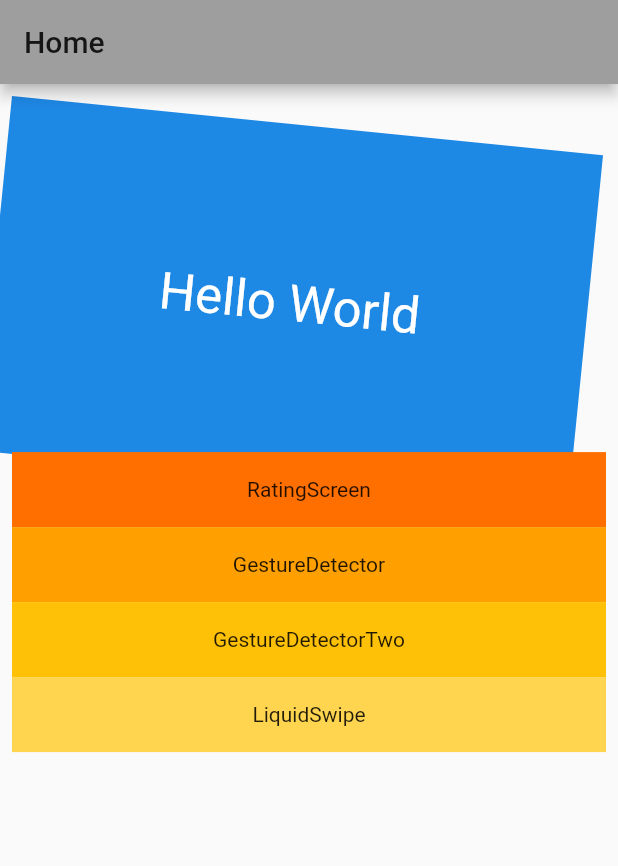
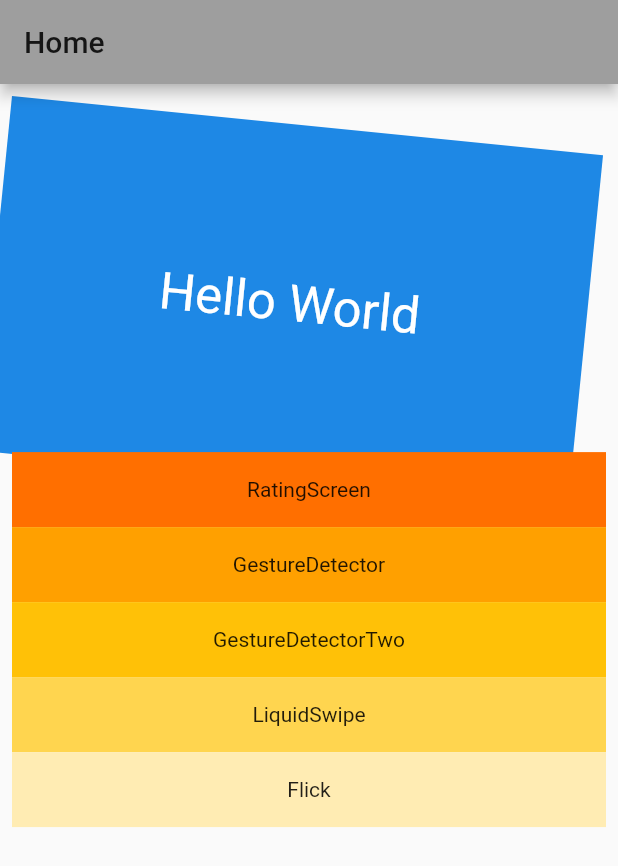
Before and after one commit to linnefromice/flutter_heart_app_01, a Flutter app: the screen it shows after launch, on a phone screen of 412 x 824 dp. Shown: the top 866 px of the screen. Run offline on Flutter 3.47's test engine with Material 2 defaults, Android fonts, the light colour scheme and no system bars; our stand-ins replace flutter_rating_bar, liquid_swipe.

Commit message:
create new screen for flick & update menu/routes

```diff
--- a/lib/main.dart
+++ b/lib/main.dart
@@ -1,4 +1,5 @@
 import 'package:flutter/material.dart';
+import 'package:linnefromice/screens/flick_screen.dart';
 import 'package:linnefromice/screens/gesture_detector_screen.dart';
 import 'package:linnefromice/screens/gesture_detector_screen_two.dart';
 import 'package:linnefromice/screens/home_screen.dart';
@@ -25,6 +26,7 @@ class App extends StatelessWidget {
         '/gesture_detector': (context) => GestureDetectorScreen(),
         '/gesture_detector_two': (context) => GestureDetectorScreenTwo(),
         '/liquid_swipe': (context) => LiquidSwipeScreen(),
+        '/flick': (context) => FlickScreen(),
       },
     );
   }
--- a/lib/screens/home_screen.dart
+++ b/lib/screens/home_screen.dart
@@ -56,6 +56,14 @@ class HomeScreen extends StatelessWidget {
               child: Center(child: Text('LiquidSwipe')),
             ),
           ),
+          GestureDetector(
+            onTap: () => Navigator.pushNamed(context, '/flick'),
+            child: Container(
+              height: 50,
+              color: Colors.amber[100],
+              child: Center(child: Text('Flick')),
+            ),
+          ),
         ],
       ),
     );
```
Also changed, not shown: lib/screens/flick_screen.dart (added, +12 -0 lines).
